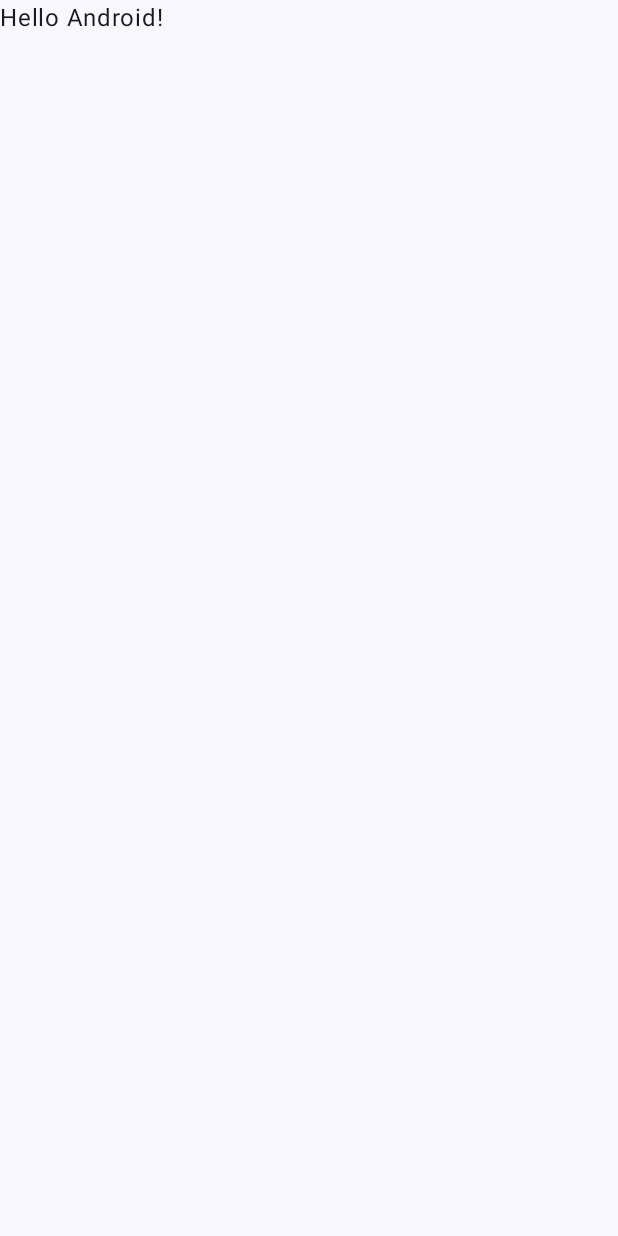
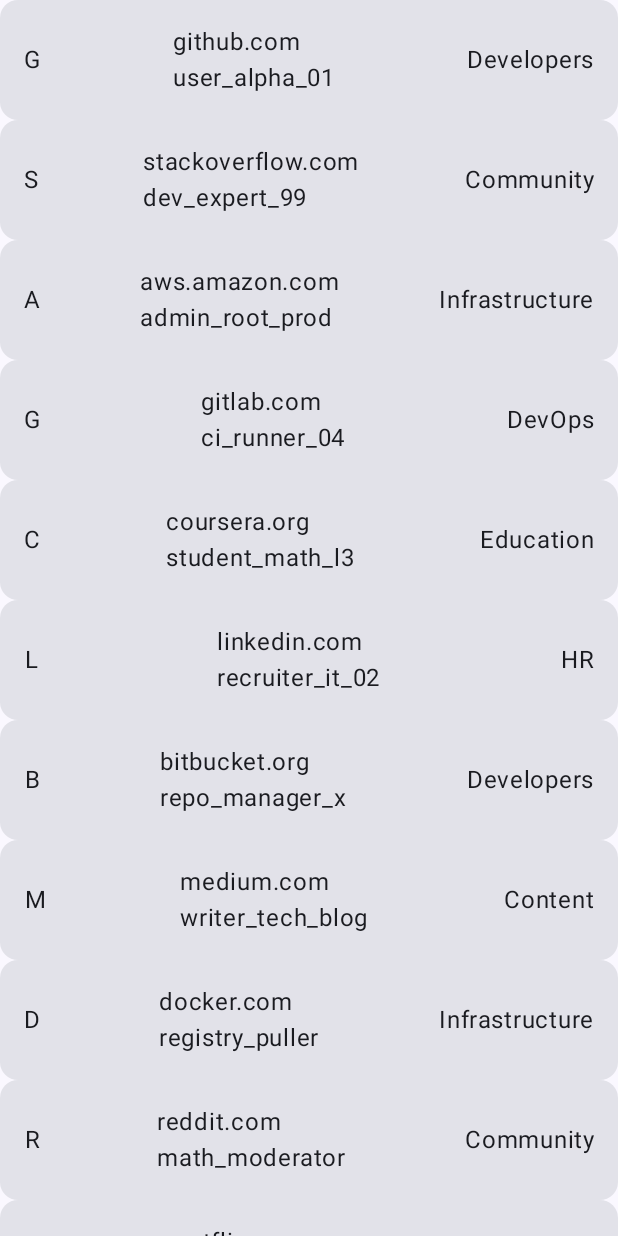
Before and after one commit to AilurusF13/VaultFamily, an Android app built with Jetpack Compose: the screen it shows after launch (MainActivity), on a phone screen of 412 x 824 dp. Before the commit the screen is almost empty. Run offline under Robolectric (Android 15) with nearby library versions, the phone set to English and light mode, and no system bars.

```diff
--- a/app/src/main/AndroidManifest.xml
+++ b/app/src/main/AndroidManifest.xml
@@ -6,15 +6,14 @@
         android:allowBackup="true"
         android:dataExtractionRules="@xml/data_extraction_rules"
         android:fullBackupContent="@xml/backup_rules"
-        android:icon="@mipmap/ic_launcher"
+        android:icon="@drawable/vaultfamily_icon"
         android:label="@string/app_name"
-        android:roundIcon="@mipmap/ic_launcher_round"
+        android:roundIcon="@drawable/vaultfamily_icon"
         android:supportsRtl="true"
         android:theme="@style/Theme.VaultFamily">
         <activity
             android:name=".MainActivity"
             android:exported="true"
-            android:label="@string/app_name"
             android:theme="@style/Theme.VaultFamily">
             <intent-filter>
                 <action android:name="android.intent.action.MAIN" />
--- /dev/null
+++ b/app/src/main/java/fr/ailurus/vaultfamily/ContentLine.kt
@@ -0,0 +1,112 @@
+package fr.ailurus.vaultfamily
+import androidx.compose.foundation.layout.*
+import androidx.compose.ui.Alignment
+import androidx.compose.ui.tooling.preview.Preview
+import androidx.compose.ui.unit.dp
+import androidx.compose.material3.Card
+import androidx.compose.material3.Text
+import androidx.compose.runtime.Composable
+import androidx.compose.ui.Modifier
+import fr.ailurus.vaultfamily.ui.theme.VaultFamilyTheme
+import androidx.compose.foundation.layout.Arrangement
+import androidx.compose.ui.text.style.TextAlign
+
+data class ContentLine(
+    val siteWeb : String,
+    val identifiant : String,
+    val group : String
+)
+
+val mockContentLines = listOf(
+    ContentLine("github.com", "user_alpha_01", "Developers"),
+    ContentLine("stackoverflow.com", "dev_expert_99", "Community"),
+    ContentLine("aws.amazon.com", "admin_root_prod", "Infrastructure"),
+    ContentLine("gitlab.com", "ci_runner_04", "DevOps"),
+    ContentLine("coursera.org", "student_math_l3", "Education"),
+    ContentLine("linkedin.com", "recruiter_it_02", "HR"),
+    ContentLine("bitbucket.org", "repo_manager_x", "Developers"),
+    ContentLine("medium.com", "writer_tech_blog", "Content"),
+    ContentLine("docker.com", "registry_puller", "Infrastructure"),
+    ContentLine("reddit.com", "math_moderator", "Community"),
+    ContentLine("netflix.com", "famille_durand", "Streaming"),
+    ContentLine("spotify.com", "music_lover_92", "Entertainment"),
+    ContentLine("disneyplus.com", "kids_account", "Streaming"),
+    ContentLine("amazon.fr", "prime_member_01", "Shopping"),
+    ContentLine("leboncoin.fr", "vendeur_du_31", "Shopping"),
+    ContentLine("revolut.com", "fintech_user", "Finance"),
+    ContentLine("binance.com", "crypto_trader_x", "Finance"),
+    ContentLine("paypal.com", "ecom_buyer", "Finance"),
+    ContentLine("discord.com", "gamer_tag_pro", "Social"),
+    ContentLine("twitter.com", "news_watcher", "Social"),
+    ContentLine("instagram.com", "photo_fanatic", "Social"),
+    ContentLine("steampowered.com", "valve_fan_88", "Gaming"),
+    ContentLine("epicgames.com", "fortnite_player", "Gaming"),
+    ContentLine("nintendo.com", "switch_user_jp", "Gaming"),
+    ContentLine("apple.com", "icloud_storage", "Cloud"),
+    ContentLine("dropbox.com", "file_sync_pro", "Cloud"),
+    ContentLine("notion.so", "productivity_guru", "Work"),
+    ContentLine("slack.com", "workspace_admin", "Work"),
+    ContentLine("zoom.us", "meeting_host_01", "Work"),
+    ContentLine("protonmail.com", "privacy_first", "Security")
+)
+
+@Composable
+fun ContentLineDisplay(cl: ContentLine) {
+    Card (
+        modifier = Modifier.fillMaxWidth().heightIn(min = 80.dp)
+    ) {
+
+        Row(
+            modifier = Modifier.fillMaxWidth(),
+            horizontalArrangement = Arrangement.SpaceBetween,
+            verticalAlignment = Alignment.CenterVertically
+        ) {
+            Box(
+                modifier = Modifier.padding(16.dp),
+                contentAlignment = Alignment.Center
+            ) {
+                Text(
+                    text = cl.siteWeb[0].uppercase(),
+                    textAlign = TextAlign.Center,
+                )
+            }
+
+            Column(
+                modifier = Modifier.padding(16.dp),
+            ) {
+                Text(
+                    text = cl.siteWeb,
+                    textAlign = TextAlign.Left
+                )
+
+                Text(
+                    text = cl.identifiant,
+                    textAlign = TextAlign.Left
+                )
+            }
+            Box(
+                modifier = Modifier.padding(16.dp),
+                contentAlignment = Alignment.Center
+            ) {
+                Text(
+                    text = cl.group,
+                    textAlign = TextAlign.Center
+                )
+            }
+        }
+    }
+}
+
+@Preview(showBackground = true)
+@Composable
+fun ContentLineDisplayPreview(){
+    VaultFamilyTheme {
+        ContentLineDisplay(
+            ContentLine(
+                "google.com/login",
+                "example@gmail.com",
+                "self"
+            )
+        )
+    }
+}
--- a/app/src/main/java/fr/ailurus/vaultfamily/MainActivity.kt
+++ b/app/src/main/java/fr/ailurus/vaultfamily/MainActivity.kt
@@ -1,13 +1,17 @@
+@file:Suppress("SpellCheckingInspection")
+
 package fr.ailurus.vaultfamily
 
 import android.os.Bundle
 import androidx.activity.ComponentActivity
 import androidx.activity.compose.setContent
 import androidx.activity.enableEdgeToEdge
+import androidx.compose.foundation.layout.Box
+import androidx.compose.foundation.lazy.LazyColumn
+import androidx.compose.foundation.lazy.items
 import androidx.compose.foundation.layout.fillMaxSize
 import androidx.compose.foundation.layout.padding
 import androidx.compose.material3.Scaffold
-import androidx.compose.material3.Text
 import androidx.compose.runtime.Composable
 import androidx.compose.ui.Modifier
 import androidx.compose.ui.tooling.preview.Preview
@@ -19,11 +23,13 @@ class MainActivity : ComponentActivity() {
         enableEdgeToEdge()
         setContent {
             VaultFamilyTheme {
-                Scaffold(modifier = Modifier.fillMaxSize()) { innerPadding ->
-                    Greeting(
-                        name = "Android",
-                        modifier = Modifier.padding(innerPadding)
-                    )
+                Scaffold { innerPadding ->
+                    Box(
+                        modifier = Modifier
+                            .padding(innerPadding)
+                    ) {
+                        MainContent()
+                    }
                 }
             }
         }
@@ -31,17 +37,23 @@ class MainActivity : ComponentActivity() {
 }
 
 @Composable
-fun Greeting(name: String, modifier: Modifier = Modifier) {
-    Text(
-        text = "Hello $name!",
-        modifier = modifier
-    )
+fun MainContent() {
+    LazyColumn (
+        modifier = Modifier.fillMaxSize()
+    ){
+        items(
+            items = mockContentLines,
+            key = { it.siteWeb + it.identifiant }
+        ) { line ->
+            ContentLineDisplay(line)
+        }
+    }
 }
 
 @Preview(showBackground = true)
 @Composable
-fun GreetingPreview() {
+fun MainContentPreview() {
     VaultFamilyTheme {
-        Greeting("Android")
+        MainContent()
     }
 }
```
Also changed, not shown: app/src/main/res/drawable/vaultfamily_icon.xml (added, +23 -0 lines).
